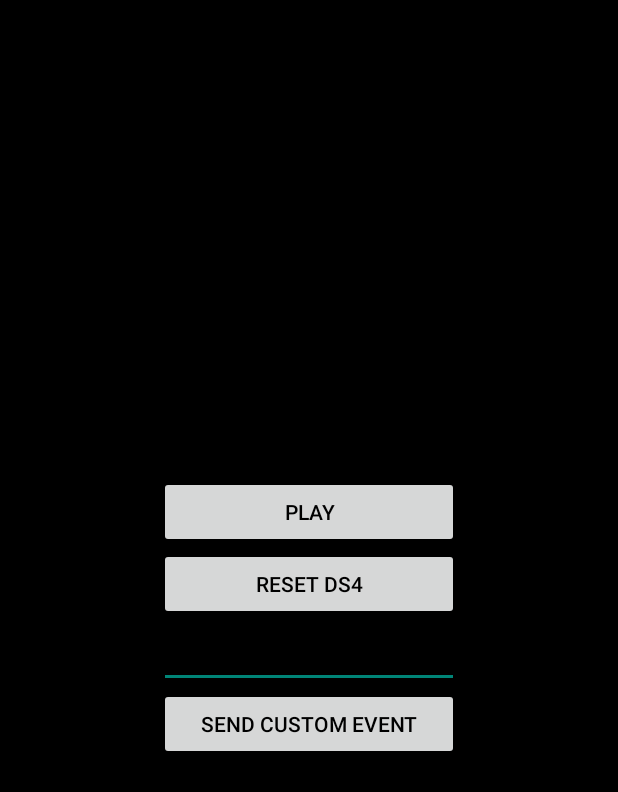
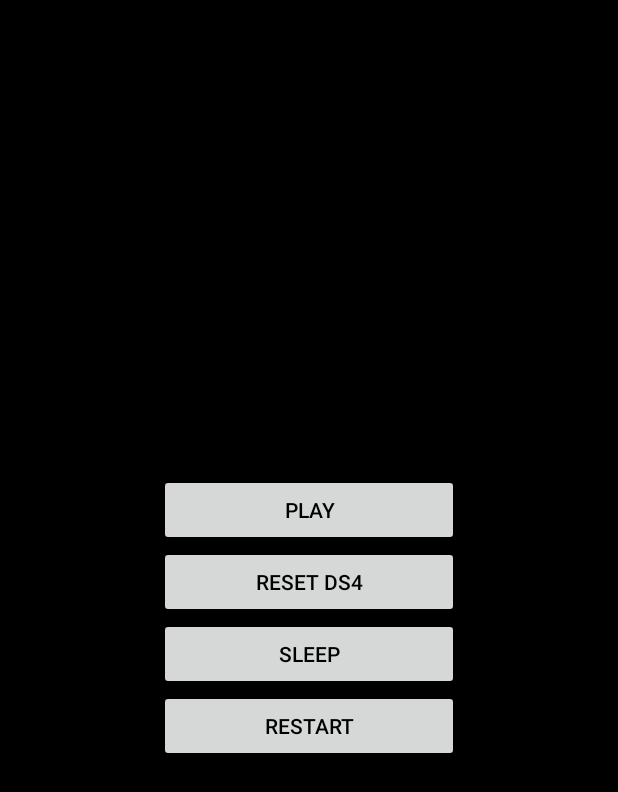
Before and after one commit to 02900/tv-game-library, an Android app: the MainActivity screen opened directly, with no data from a screen before it, on a phone screen of 412 x 824 dp. Shown: the top 792 px of the screen. Run offline under Robolectric (Android 15) with nearby library versions, the phone set to English and light mode, and no system bars.

Commit message:
feat: minor improves

```diff
--- a/app/src/main/res/layout/activity_main.xml
+++ b/app/src/main/res/layout/activity_main.xml
@@ -28,7 +28,7 @@
             android:textColor="#000"
             android:text="Play"
             android:id="@+id/btn_wake_on_lan"
-            android:onClick="WakeOnLAN"
+            android:onClick="play"
             />
 
         <Button
@@ -38,10 +38,30 @@
             android:textColor="#000"
             android:text="Reset DS4"
             android:id="@+id/btn_reset_ds4"
-            android:onClick="resetDS4"
+            android:onClick="sendResetDS4Event"
             />
 
-        <EditText
+        <Button
+            android:layout_width="fill_parent"
+            android:layout_height="wrap_content"
+            android:theme="@style/Button.White"
+            android:textColor="#000"
+            android:text="Sleep"
+            android:id="@+id/btn_sleep"
+            android:onClick="sendSleepEvent"
+            />
+
+        <Button
+            android:layout_width="fill_parent"
+            android:layout_height="wrap_content"
+            android:theme="@style/Button.White"
+            android:textColor="#000"
+            android:text="Restart"
+            android:id="@+id/btn_restart"
+            android:onClick="sendRestartEvent"
+            />
+
+<!--        <EditText
             android:layout_width="fill_parent"
             android:layout_height="wrap_content"
             android:hint="Event"
@@ -55,6 +75,6 @@
             android:text="Send Custom Event"
             android:id="@+id/button1"
             android:onClick="sendCustomEvent"
-            />
+            />-->
     </LinearLayout>
 </LinearLayout>
```
Also changed, not shown: app/src/main/java/com/example/tvgamelibrary/MainActivity.java (+28 -31 lines).
